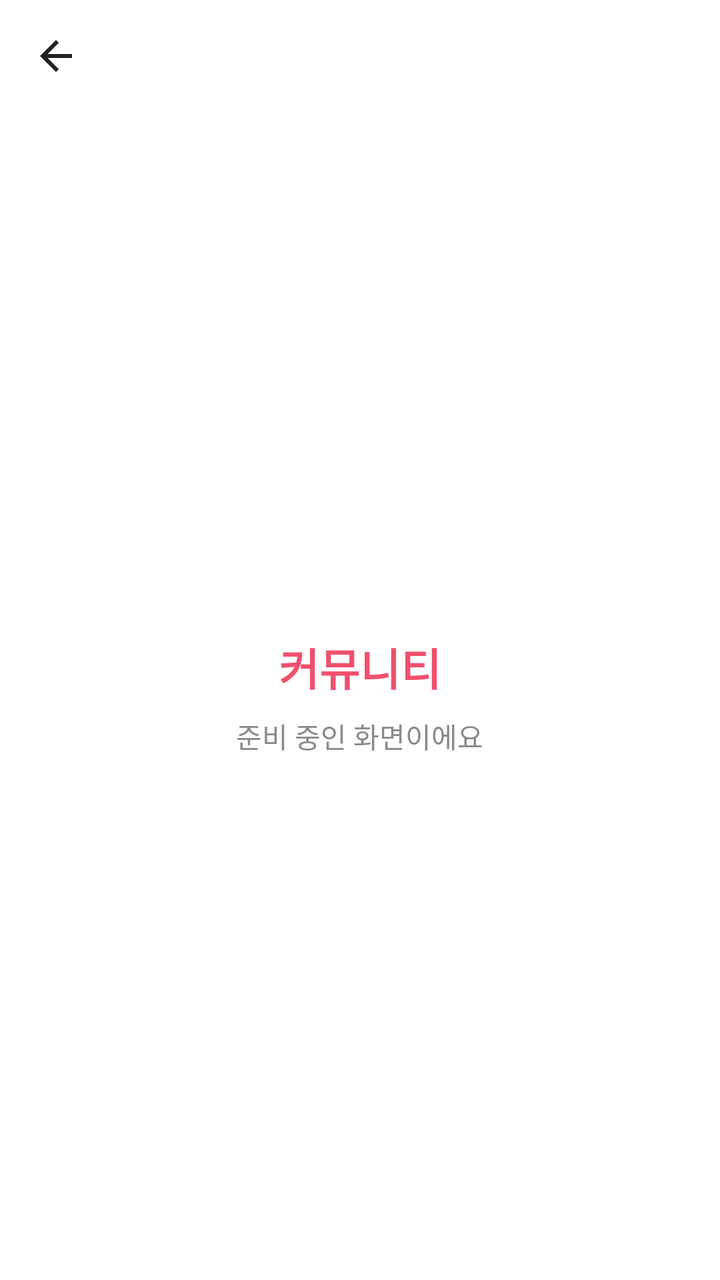
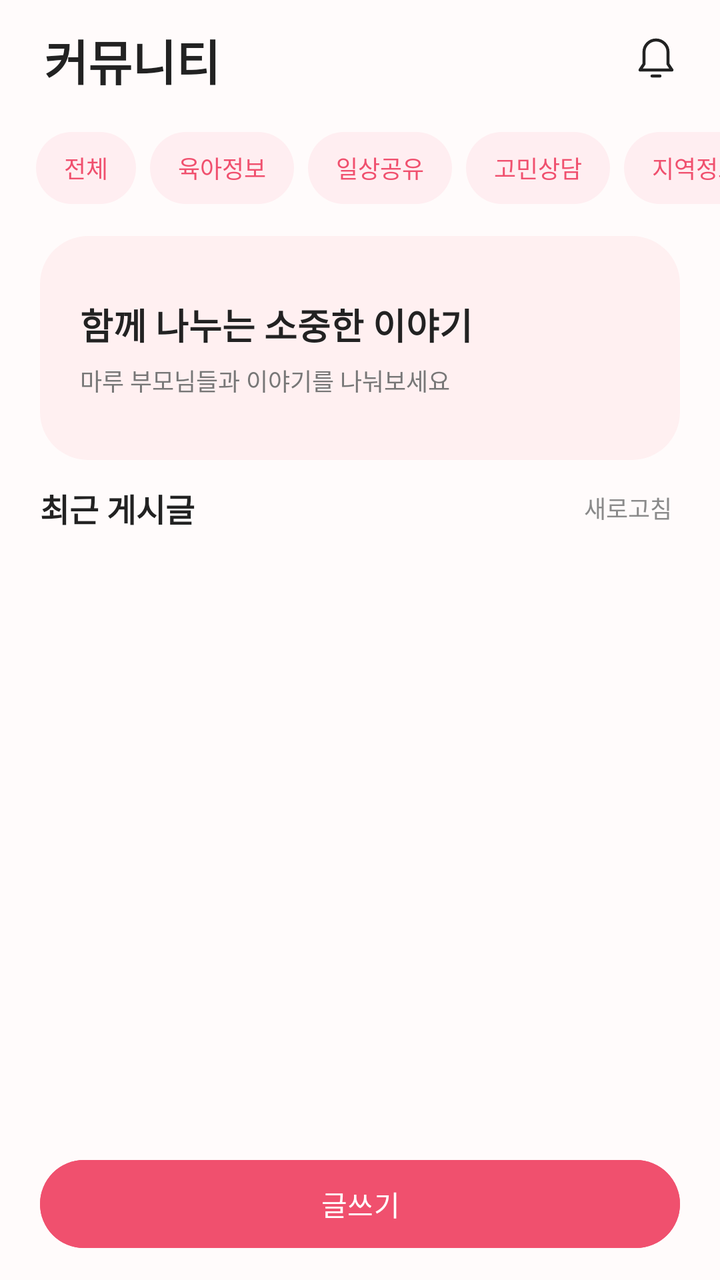

The first picture is an Android layout as it rendered before a commit; the second is the same layout after the commit. The layout source and the unified diff follow.
<!-- AndroidManifest.xml: application theme Theme.Maru -->
<!-- res/layout/fragment_community.xml -->
<?xml version="1.0" encoding="utf-8"?>
<LinearLayout xmlns:android="http://schemas.android.com/apk/res/android"
    android:layout_width="match_parent"
    android:layout_height="match_parent"
    android:background="@color/white"
    android:orientation="vertical">

    
    <include layout="@layout/layout_top_bar" />

    
    <LinearLayout
        android:layout_width="match_parent"
        android:layout_height="match_parent"
        android:gravity="center"
        android:orientation="vertical">

        <TextView
            android:layout_width="wrap_content"
            android:layout_height="wrap_content"
            android:text="@string/title_community"
            android:textColor="@color/maru_pink"
            android:textSize="22sp"
            android:textStyle="bold" />

        <TextView
            android:layout_width="wrap_content"
            android:layout_height="wrap_content"
            android:layout_marginTop="8dp"
            android:text="@string/empty_screen"
            android:textColor="@color/text_gray" />
    </LinearLayout>
</LinearLayout>
<!-- res/layout/layout_top_bar.xml (included above) -->
<?xml version="1.0" encoding="utf-8"?>
<LinearLayout xmlns:android="http://schemas.android.com/apk/res/android"
    xmlns:app="http://schemas.android.com/apk/res-auto"
    android:layout_width="match_parent"
    android:layout_height="56dp"
    android:background="@color/white"
    android:gravity="center_vertical"
    android:orientation="horizontal">

    <ImageButton
        android:id="@+id/btnBack"
        android:layout_width="48dp"
        android:layout_height="48dp"
        android:layout_marginStart="4dp"
        android:background="?attr/selectableItemBackgroundBorderless"
        android:contentDescription="@string/back"
        android:src="@drawable/ic_arrow_back"
        app:tint="@color/text_dark" />

    <TextView
        android:id="@+id/tvTopTitle"
        android:layout_width="wrap_content"
        android:layout_height="wrap_content"
        android:textColor="@color/text_dark"
        android:textSize="18sp"
        android:textStyle="bold" />
</LinearLayout>
<!-- resources referenced by this layout -->
<resources>
  <color name="maru_pink">#FFF0506E</color>
  <color name="text_dark">#FF222222</color>
  <color name="text_gray">#FF8A8A8A</color>
  <color name="white">#FFFFFFFF</color>
  <!-- drawable ic_arrow_back (drawable) -->
  <?xml version="1.0" encoding="utf-8"?>
  <vector xmlns:android="http://schemas.android.com/apk/res/android"
      android:width="24dp"
      android:height="24dp"
      android:viewportWidth="24"
      android:viewportHeight="24"
      android:autoMirrored="true">
      <path
          android:fillColor="#FF222222"
          android:pathData="M20,11H7.83l5.59,-5.59L12,4l-8,8 8,8 1.41,-1.41L7.83,13H20v-2z" />
  </vector>
  <string name="back">돌아가기</string>
  <string name="empty_screen">준비 중인 화면이에요</string>
  <string name="title_community">커뮤니티</string>
  <style name="Theme.Maru" parent="Base.Theme.Maru" />
  <style name="Base.Theme.Maru" parent="Theme.Material3.Light.NoActionBar">
          <item name="colorPrimary">@color/maru_pink</item>
          <item name="android:windowBackground">@color/page_bg</item>
          
          <item name="android:windowLightStatusBar">true</item>
          
          <item name="android:soundEffectsEnabled">false</item>
      </style>
  <color name="page_bg">#FFFFFBFB</color>
</resources>

<!-- the commit's change to res/layout/fragment_community.xml (unified diff, before → after) -->
@@ -2,60 +2,200 @@
 <LinearLayout xmlns:android="http://schemas.android.com/apk/res/android"
     android:layout_width="match_parent"
     android:layout_height="match_parent"
-    android:background="@color/white"
+    android:background="@color/page_bg"
     android:orientation="vertical">
 
-    
-    <include layout="@layout/layout_top_bar" />
-
-    
     <LinearLayout
         android:layout_width="match_parent"
-        android:layout_height="match_parent"
-        android:gravity="center"
-        android:orientation="vertical">
-
-        <TextView
-            android:layout_width="wrap_content"
-            android:layout_height="wrap_content"
-            android:text="@string/title_community"
-            android:textColor="@color/maru_pink"
-            android:textSize="22sp"
+        android:layout_height="60dp"
+        android:gravity="center_vertical"
+        android:paddingStart="22dp"
+        android:paddingEnd="10dp">
+
+        <TextView
+            android:layout_width="0dp"
+            android:layout_height="wrap_content"
+            android:layout_weight="1"
+            android:text="커뮤니티"
+            android:textColor="@color/text_dark"
+            android:textSize="24sp"
             android:textStyle="bold" />
 
-        <TextView
-            android:layout_width="wrap_content"
-            android:layout_height="wrap_content"
-            android:layout_marginTop="8dp"
-            android:text="@string/empty_screen"
-            android:textColor="@color/text_gray" />
+        <ImageButton
+            android:id="@+id/btnNotification"
+            android:layout_width="44dp"
+            android:layout_height="44dp"
+            android:background="?attr/selectableItemBackgroundBorderless"
+            android:contentDescription="알림"
+            android:padding="11dp"
+            android:src="@drawable/community_ic_bell" />
     </LinearLayout>
+
+    <HorizontalScrollView
+        android:layout_width="match_parent"
+        android:layout_height="48dp"
+        android:scrollbars="none">
+
+        <LinearLayout
+            android:layout_width="wrap_content"
+            android:layout_height="match_parent"
+            android:gravity="center_vertical"
+            android:paddingStart="18dp"
+            android:paddingEnd="12dp">
+
+            <TextView
+                android:id="@+id/categoryAll"
+                style="@style/CommunityCategoryChip"
+                android:text="전체" />
+
+            <TextView
+                android:id="@+id/categoryParenting"
+                style="@style/CommunityCategoryChip"
+                android:text="육아정보" />
+
+            <TextView
+                android:id="@+id/categoryDaily"
+                style="@style/CommunityCategoryChip"
+                android:text="일상공유" />
+
+            <TextView
+                android:id="@+id/categoryConcern"
+                style="@style/CommunityCategoryChip"
+                android:text="고민상담" />
+
+            <TextView
+                android:id="@+id/categoryLocal"
+                style="@style/CommunityCategoryChip"
+                android:text="지역정보" />
+        </LinearLayout>
+    </HorizontalScrollView>
+
+    <LinearLayout
+        android:layout_width="match_parent"
+        android:layout_height="112dp"
+        android:layout_marginStart="20dp"
+        android:layout_marginTop="10dp"
+        android:layout_marginEnd="20dp"
+        android:background="@drawable/community_banner"
+        android:gravity="center_vertical"
+        android:orientation="vertical"
+        android:paddingStart="20dp">
+
+        <TextView
+            android:layout_width="wrap_content"
+            android:layout_height="wrap_content"
+            android:text="함께 나누는 소중한 이야기"
+            android:textColor="@color/text_dark"
+            android:textSize="18sp"
+            android:textStyle="bold" />
+
+        <TextView
+            android:layout_width="wrap_content"
+            android:layout_height="wrap_content"
+            android:layout_marginTop="6dp"
+            android:text="마루 부모님들과 이야기를 나눠보세요"
+            android:textColor="@color/text_sub"
+            android:textSize="12sp" />
+    </LinearLayout>
+
+    <LinearLayout
+        android:layout_width="match_parent"
+        android:layout_height="48dp"
+        android:gravity="center_vertical"
+        android:paddingStart="20dp"
+        android:paddingEnd="20dp">
+
+        <TextView
+            android:layout_width="0dp"
+            android:layout_height="wrap_content"
+            android:layout_weight="1"
+            android:text="최근 게시글"
+            android:textColor="@color/text_dark"
+            android:textSize="16sp"
+            android:textStyle="bold" />
+
+        <TextView
+            android:id="@+id/btnRefresh"
+            android:layout_width="wrap_content"
+            android:layout_height="44dp"
+            android:background="?attr/selectableItemBackground"
+            android:gravity="center"
+            android:paddingStart="12dp"
+            android:paddingEnd="4dp"
+            android:text="새로고침"
+            android:textColor="@color/text_gray"
+            android:textSize="12sp" />
+    </LinearLayout>
+
+    <FrameLayout
+        android:layout_width="match_parent"
+        android:layout_height="0dp"
+        android:layout_weight="1">
+
+        <androidx.recyclerview.widget.RecyclerView
+            android:id="@+id/recyclerView"
+            android:layout_width="match_parent"
+            android:layout_height="match_parent"
+            android:clipToPadding="false"
+            android:paddingStart="20dp"
+            android:paddingEnd="20dp"
+            android:paddingBottom="8dp" />
+
+        <LinearLayout
+            android:id="@+id/layoutEmpty"
+            android:layout_width="match_parent"
+            android:layout_height="match_parent"
+            android:gravity="center"
+            android:orientation="vertical"
+            android:visibility="gone">
+
+            <ImageView
+                android:layout_width="64dp"
+                android:layout_height="64dp"
+                android:background="@drawable/community_banner"
+                android:importantForAccessibility="no"
+                android:padding="16dp"
+                android:src="@drawable/community_ic_pencil" />
+
+            <TextView
+                android:layout_width="wrap_content"
+                android:layout_height="wrap_content"
+                android:layout_marginTop="16dp"
+                android:text="아직 게시글이 없어요"
+                android:textColor="@color/text_dark"
+                android:textSize="16sp"
+                android:textStyle="bold" />
+
+            <TextView
+                android:layout_width="wrap_content"
+                android:layout_height="wrap_content"
+                android:layout_marginTop="8dp"
+                android:text="첫 번째 이야기를 작성해 보세요!"
+                android:textColor="@color/text_sub"
+                android:textSize="12sp" />
+        </LinearLayout>
+    </FrameLayout>
+
+    <TextView
+        android:id="@+id/tvStatus"
+        android:layout_width="match_parent"
+        android:layout_height="wrap_content"
+        android:accessibilityLiveRegion="polite"
+        android:paddingStart="20dp"
+        android:paddingTop="4dp"
+        android:paddingEnd="20dp"
+        android:paddingBottom="4dp"
+        android:textColor="@color/text_gray"
+        android:textSize="12sp" />
+
+    <Button
+        android:id="@+id/btnWrite"
+        android:layout_width="match_parent"
+        android:layout_height="52dp"
+        android:layout_marginStart="20dp"
+        android:layout_marginEnd="20dp"
+        android:layout_marginBottom="12dp"
+        android:backgroundTint="@color/maru_pink"
+        android:text="글쓰기"
+        android:textColor="@color/white" />
 </LinearLayout>
-<!-- res/layout/layout_top_bar.xml (included above) -->
-<?xml version="1.0" encoding="utf-8"?>
-<LinearLayout xmlns:android="http://schemas.android.com/apk/res/android"
-    xmlns:app="http://schemas.android.com/apk/res-auto"
-    android:layout_width="match_parent"
-    android:layout_height="56dp"
-    android:background="@color/white"
-    android:gravity="center_vertical"
-    android:orientation="horizontal">
-
-    <ImageButton
-        android:id="@+id/btnBack"
-        android:layout_width="48dp"
-        android:layout_height="48dp"
-        android:layout_marginStart="4dp"
-        android:background="?attr/selectableItemBackgroundBorderless"
-        android:contentDescription="@string/back"
-        android:src="@drawable/ic_arrow_back"
-        app:tint="@color/text_dark" />
-
-    <TextView
-        android:id="@+id/tvTopTitle"
-        android:layout_width="wrap_content"
-        android:layout_height="wrap_content"
-        android:textColor="@color/text_dark"
-        android:textSize="18sp"
-        android:textStyle="bold" />
-</LinearLayout>
<!-- resource entries referenced after the edit -->
@@ -3,23 +3,32 @@
   <color name="maru_pink">#FFF0506E</color>
   <color name="text_dark">#FF222222</color>
   <color name="text_gray">#FF8A8A8A</color>
+  <color name="text_sub">#FF777777</color>
   <color name="white">#FFFFFFFF</color>
-  <!-- drawable ic_arrow_back (drawable) -->
-  <?xml version="1.0" encoding="utf-8"?>
-  <vector xmlns:android="http://schemas.android.com/apk/res/android"
-      android:width="24dp"
-      android:height="24dp"
-      android:viewportWidth="24"
-      android:viewportHeight="24"
-      android:autoMirrored="true">
-      <path
-          android:fillColor="#FF222222"
-          android:pathData="M20,11H7.83l5.59,-5.59L12,4l-8,8 8,8 1.41,-1.41L7.83,13H20v-2z" />
-  </vector>
-  <string name="back">돌아가기</string>
-  <string name="empty_screen">준비 중인 화면이에요</string>
-  <string name="title_community">커뮤니티</string>
+  <!-- drawable community_banner (drawable) -->
+  <shape xmlns:android="http://schemas.android.com/apk/res/android" android:shape="rectangle"><solid android:color="#FFF0F1"/><corners android:radius="24dp"/></shape>
+  <!-- drawable community_ic_bell (drawable) -->
+  <vector xmlns:android="http://schemas.android.com/apk/res/android" android:width="24dp" android:height="24dp" android:viewportWidth="24" android:viewportHeight="24"><path android:pathData="M18,8 A6,6 0,0 0,6 8 L6,14 L4,17 L20,17 L18,14 Z M10,20 L14,20" android:fillColor="@android:color/transparent" android:strokeColor="@color/community_ink" android:strokeWidth="1.5" android:strokeLineCap="round" android:strokeLineJoin="round"/></vector>
+  <!-- drawable community_ic_pencil (drawable) -->
+  <vector xmlns:android="http://schemas.android.com/apk/res/android" android:width="24dp" android:height="24dp" android:viewportWidth="24" android:viewportHeight="24"><path android:pathData="M4,16 L15,5 L19,9 L8,20 L3,21 Z M13,7 L17,11" android:fillColor="@android:color/transparent" android:strokeColor="@color/community_ink" android:strokeWidth="1.5" android:strokeLineCap="round" android:strokeLineJoin="round"/></vector>
+  <style name="CommunityCategoryChip">
+          <item name="android:layout_width">wrap_content</item>
+          <item name="android:layout_height">36dp</item>
+          <item name="android:layout_marginEnd">7dp</item>
+          <item name="android:background">@drawable/community_chip_off</item>
+          <item name="android:clickable">true</item>
+          <item name="android:focusable">true</item>
+          <item name="android:gravity">center</item>
+          <item name="android:paddingStart">14dp</item>
+          <item name="android:paddingEnd">14dp</item>
+          <item name="android:textColor">@color/community_pink</item>
+          <item name="android:textSize">12sp</item>
+      </style>
   <style name="Theme.Maru" parent="Base.Theme.Maru" />
+  <color name="community_ink">@color/text_dark</color>
+  <!-- drawable community_chip_off (drawable) -->
+  <shape xmlns:android="http://schemas.android.com/apk/res/android" android:shape="rectangle"><solid android:color="@color/cat_pink"/><corners android:radius="30dp"/></shape>
+  <color name="community_pink">@color/maru_pink</color>
   <style name="Base.Theme.Maru" parent="Theme.Material3.Light.NoActionBar">
           <item name="colorPrimary">@color/maru_pink</item>
           <item name="android:windowBackground">@color/page_bg</item>
@@ -28,6 +37,7 @@
           
           <item name="android:soundEffectsEnabled">false</item>
       </style>
+  <color name="cat_pink">#FFFFEEF1</color>
   <color name="page_bg">#FFFFFBFB</color>
 </resources>
 
